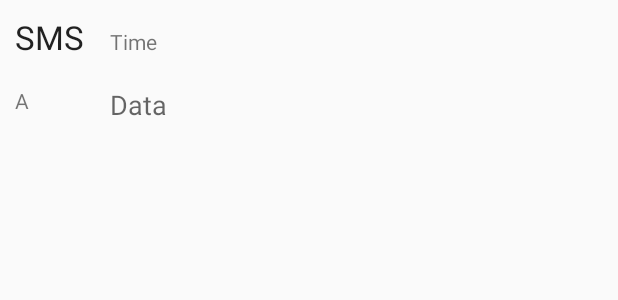
After one commit to chamika/UserDataCollector, an Android app: the layout data_view_row.xml on its own in the app's theme, with its tools: preview values and no code run, on a phone screen of 412 x 824 dp. The commit adds this screen. Shown: the top 300 px of the screen. Run offline under Robolectric (Android 15) with nearby library versions, the phone set to English and light mode, and no system bars.

Commit message:
View call and sms save

```diff
--- a/app/src/main/java/com/chamika/research/datacollector/MainActivity.java
+++ b/app/src/main/java/com/chamika/research/datacollector/MainActivity.java
@@ -38,4 +38,8 @@ public class MainActivity extends AppCompatActivity {
         manager.cancel(pendingIntent);
         Toast.makeText(this, "Alarm Canceled", Toast.LENGTH_SHORT).show();
     }
+
+    public void view(View v) {
+        startActivity(new Intent(this, DataViewActivity.class));
+    }
 }
--- /dev/null
+++ b/app/src/main/res/layout/data_view_row.xml
@@ -0,0 +1,52 @@
+<?xml version="1.0" encoding="utf-8"?>
+<RelativeLayout xmlns:android="http://schemas.android.com/apk/res/android"
+    android:layout_width="match_parent"
+    android:layout_height="match_parent">
+
+    <TextView
+        android:id="@+id/text_event_type"
+        style="@style/TextAppearance.AppCompat.Large"
+        android:layout_width="wrap_content"
+        android:layout_height="wrap_content"
+        android:layout_alignParentLeft="true"
+        android:layout_alignParentStart="true"
+        android:layout_alignParentTop="true"
+        android:layout_marginLeft="10dp"
+        android:layout_marginStart="10dp"
+        android:layout_marginTop="10dp"
+        android:text="SMS " />
+
+    <TextView
+        android:id="@+id/text_action_type"
+        android:layout_width="wrap_content"
+        android:layout_height="wrap_content"
+        android:text="A"
+        android:layout_below="@+id/text_event_type"
+        android:layout_alignLeft="@+id/text_event_type"
+        android:layout_alignStart="@+id/text_event_type"
+        android:layout_marginTop="18dp" />
+
+    <TextView
+        android:id="@+id/text_time"
+        android:layout_width="wrap_content"
+        android:layout_height="wrap_content"
+        android:layout_alignBaseline="@+id/text_event_type"
+        android:layout_alignBottom="@+id/text_event_type"
+        android:layout_marginLeft="12dp"
+        android:layout_marginStart="12dp"
+        android:layout_toEndOf="@+id/text_event_type"
+        android:layout_toRightOf="@+id/text_event_type"
+        android:text="Time" />
+
+    <TextView
+        android:id="@+id/text_data"
+        style="@style/TextAppearance.AppCompat.Medium"
+        android:layout_width="wrap_content"
+        android:layout_height="wrap_content"
+        android:layout_alignLeft="@+id/text_time"
+        android:layout_alignStart="@+id/text_time"
+        android:layout_alignTop="@+id/text_action_type"
+        android:text="Data" />
+
+
+</RelativeLayout>
```
Also changed, not shown: app/src/main/AndroidManifest.xml (+8 -5 lines), app/src/main/java/com/chamika/research/datacollector/DataViewActivity.java (added, +22 -0 lines), app/src/main/java/com/chamika/research/datacollector/adapter/DataCursorAdapter.java (added, +54 -0 lines), app/src/main/java/com/chamika/research/datacollector/store/BaseStore.java (+36 -1 lines), app/src/main/java/com/chamika/research/datacollector/util/CallsUtils.java (+10 -2 lines), app/src/main/java/com/chamika/research/datacollector/util/SMSUtil.java (+10 -1 lines), app/src/main/java/com/chamika/research/datacollector/util/SettingsUtil.java (added, +26 -0 lines), app/src/main/res/layout/activity_data_view.xml (added, +15 -0 lines), app/src/main/res/layout/activity_main.xml (+11 -0 lines).
